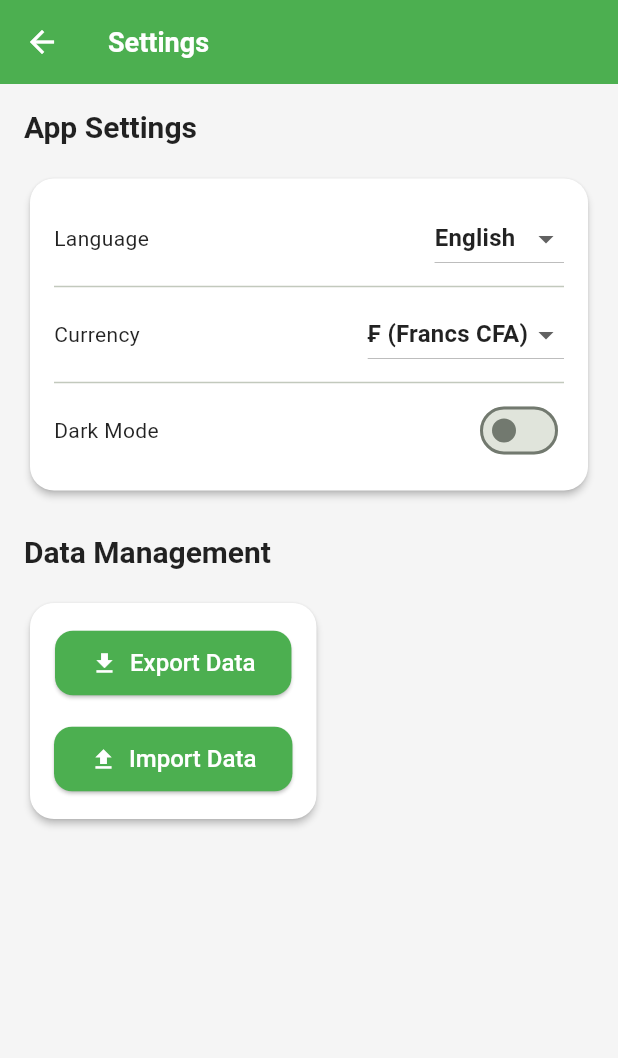
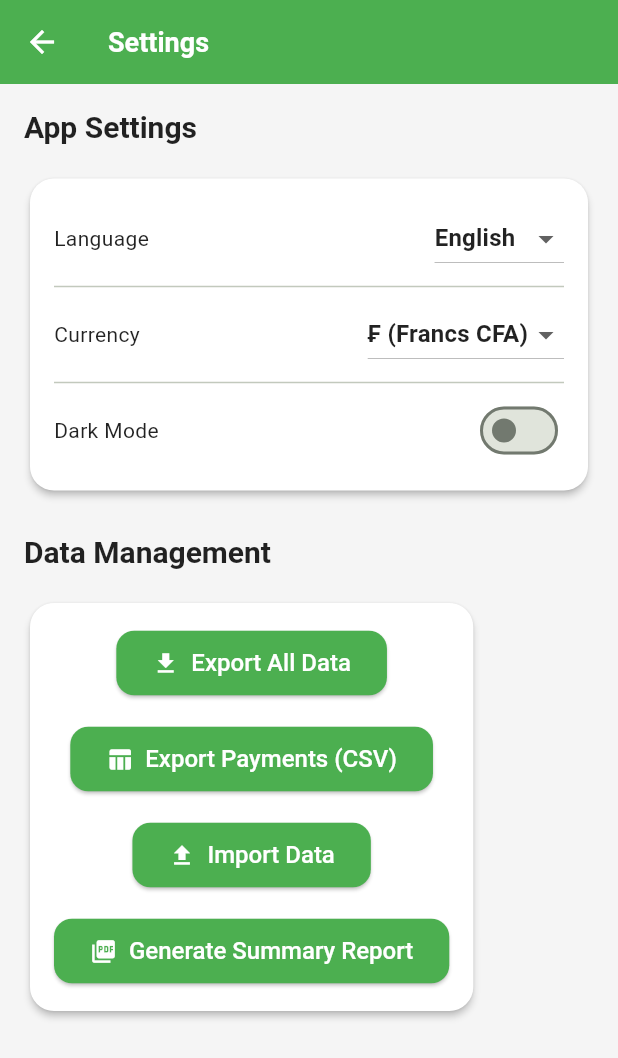
Before and after one commit to Tchana/paylog, a Flutter app: the SettingsView screen opened by its route, on a phone screen of 412 x 824 dp. Shown: the top 1058 px of the screen. Run offline on Flutter 3.47's test engine with Material 3 defaults, Android fonts, the phone set to English and light mode, and no system bars; our stand-ins replace get, hive, hive_flutter, pdf, shared_preferences; missing offline and left inert: dart:html; accounts and stored records are empty.

Commit message:
feat(core): enhance member detail and settings views with report and export features
- Add back button to member detail view app bar for easier navigation
- Integrate ReportService to generate member payment reports with success and error feedback
- Rearrange payment history section to move record payment button below the header
- Simplify action buttons in member detail by removing back button, keeping only download report
- Introduce SettingsController to manage exporting, importing, and report generation states
- Implement export data, export payments to CSV, import data, and generate summary report buttons in settings view
- Add loading indicators and disable buttons during ongoing export or import operations
- Update translations for new export payments and generate report labels in English and French

```diff
--- a/lib/core/presentation/views/settings_view.dart
+++ b/lib/core/presentation/views/settings_view.dart
@@ -1,6 +1,7 @@
 import 'package:flutter/material.dart';
 import 'package:get/get.dart';
 import 'package:shared_preferences/shared_preferences.dart';
+import 'package:paylog/core/presentation/controllers/settings_controller.dart';
 
 class SettingsView extends StatefulWidget {
   const SettingsView({super.key});
@@ -13,6 +14,7 @@ class _SettingsViewState extends State<SettingsView> {
   String _selectedLanguage = 'en_US';
   String _selectedCurrency = '₣';
   bool _isDarkMode = false;
+  final SettingsController settingsController = Get.put(SettingsController());
 
   @override
   void initState() {
@@ -83,7 +85,11 @@ class _SettingsViewState extends State<SettingsView> {
                   children: [
                     _buildExportDataButton(),
                     const SizedBox(height: 16),
+                    _buildExportPaymentsButton(),
+                    const SizedBox(height: 16),
                     _buildImportDataButton(),
+                    const SizedBox(height: 16),
+                    _buildGenerateReportButton(),
                   ],
                 ),
               ),
@@ -167,32 +173,66 @@ class _SettingsViewState extends State<SettingsView> {
   }
 
   Widget _buildExportDataButton() {
-    return ElevatedButton.icon(
-      onPressed: () {
-        // Export data functionality
-        Get.snackbar(
-          'Info',
-          'Export data functionality would be implemented here',
-          snackPosition: SnackPosition.BOTTOM,
-        );
-      },
-      icon: const Icon(Icons.download),
-      label: Text('export_data'.tr),
-    );
+    return Obx(() => ElevatedButton.icon(
+          onPressed: settingsController.isExporting.value
+              ? null
+              : () => settingsController.exportAllData(),
+          icon: settingsController.isExporting.value
+              ? const SizedBox(
+                  width: 16,
+                  height: 16,
+                  child: CircularProgressIndicator(strokeWidth: 2),
+                )
+              : const Icon(Icons.download),
+          label: Text('export_data'.tr),
+        ));
+  }
+
+  Widget _buildExportPaymentsButton() {
+    return Obx(() => ElevatedButton.icon(
+          onPressed: settingsController.isExporting.value
+              ? null
+              : () => settingsController.exportPaymentsToCsv(),
+          icon: settingsController.isExporting.value
+              ? const SizedBox(
+                  width: 16,
+                  height: 16,
+                  child: CircularProgressIndicator(strokeWidth: 2),
+                )
+              : const Icon(Icons.table_chart),
+          label: Text('export_payments'.tr),
+        ));
   }
 
   Widget _buildImportDataButton() {
-    return ElevatedButton.icon(
-      onPressed: () {
-        // Import data functionality
-        Get.snackbar(
-          'Info',
-          'Import data functionality would be implemented here',
-          snackPosition: SnackPosition.BOTTOM,
-        );
-      },
-      icon: const Icon(Icons.upload),
-      label: Text('import_data'.tr),
-    );
+    return Obx(() => ElevatedButton.icon(
+          onPressed: settingsController.isImporting.value
+              ? null
+              : () => settingsController.importData(),
+          icon: settingsController.isImporting.value
+              ? const SizedBox(
+                  width: 16,
+                  height: 16,
+                  child: CircularProgressIndicator(strokeWidth: 2),
+                )
+              : const Icon(Icons.upload),
+          label: Text('import_data'.tr),
+        ));
+  }
+
+  Widget _buildGenerateReportButton() {
+    return Obx(() => ElevatedButton.icon(
+          onPressed: settingsController.isExporting.value
+              ? null
+              : () => settingsController.generateSummaryReport(),
+          icon: settingsController.isExporting.value
+              ? const SizedBox(
+                  width: 16,
+                  height: 16,
+                  child: CircularProgressIndicator(strokeWidth: 2),
+                )
+              : const Icon(Icons.picture_as_pdf),
+          label: Text('generate_report'.tr),
+        ));
   }
 }
--- a/lib/core/translations/app_translations.dart
+++ b/lib/core/translations/app_translations.dart
@@ -72,8 +72,10 @@ class AppTranslations extends Translations {
           'currency': 'Currency',
           'dark_mode': 'Dark Mode',
           'backup_restore': 'Backup & Restore',
-          'export_data': 'Export Data',
+          'export_data': 'Export All Data',
+          'export_payments': 'Export Payments (CSV)',
           'import_data': 'Import Data',
+          'generate_report': 'Generate Summary Report',
           'summary': 'Summary',
           'recent_payments': 'Recent Payments',
           'view_all_programs': 'View All Programs',
@@ -157,8 +159,10 @@ class AppTranslations extends Translations {
           'currency': 'Devise',
           'dark_mode': 'Mode sombre',
           'backup_restore': 'Sauvegarde et restauration',
-          'export_data': 'Exporter les données',
+          'export_data': 'Exporter toutes les données',
+          'export_payments': 'Exporter les paiements (CSV)',
           'import_data': 'Importer les données',
+          'generate_report': 'Générer un rapport résumé',
           'summary': 'Résumé',
           'recent_payments': 'Paiements récents',
           'view_all_programs': 'Voir tous les programmes',
```
Also changed, not shown: lib/core/presentation/controllers/settings_controller.dart (added, +115 -0 lines), lib/core/presentation/views/member_detail_view.dart (+29 -11 lines), lib/core/services/data_export_service.dart (added, +150 -0 lines), lib/core/services/data_import_service.dart (added, +134 -0 lines), lib/core/services/report_service.dart (added, +199 -0 lines).
